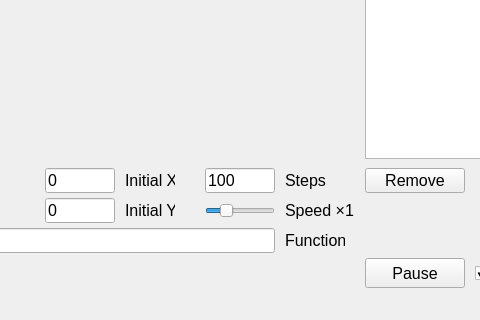
Above: ui_templates/optimizers_pyqt_ui.ui from EpicDima/Optimizers before the change; both pictures show x 95 to 575 and y 331 to 651 of the 767 by 651 pixel window. Below: the same form after it.
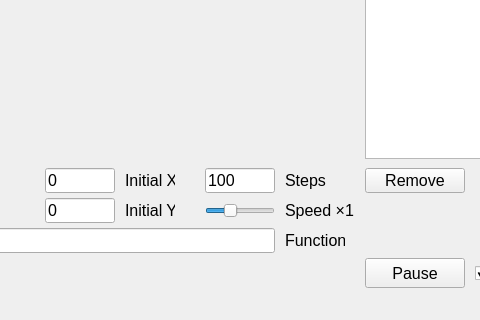
That is the form after the change.

Commit message: Добавлена скорость анимации 0.125

What changed in the file:
```diff
--- a/ui_templates/optimizers_pyqt_ui.ui
+++ b/ui_templates/optimizers_pyqt_ui.ui
@@ -222,7 +222,7 @@
      </rect>
     </property>
     <property name="minimum">
-     <number>-2</number>
+     <number>-3</number>
     </property>
     <property name="maximum">
      <number>6</number>
```
The commit also changes 2 other files.
